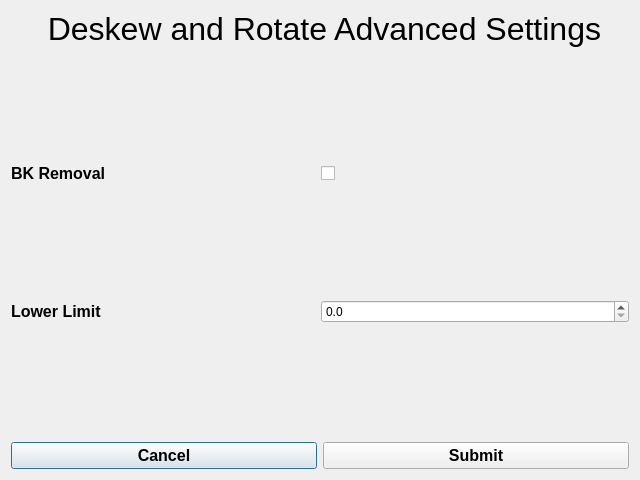
First picture: the form in src/dsradvanced.ui, repository abcucberkeley/PetaKit5D-GUI, before the edit.
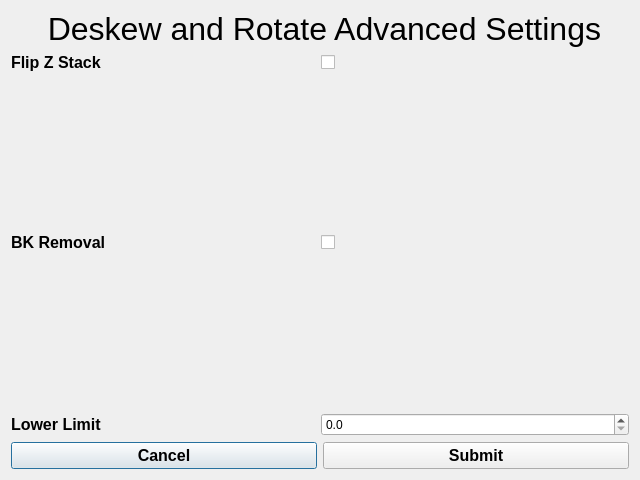
Second picture: the form after the edit.

Commit message: Moved parseSettingFile to main advanced and flipZstack to dsr advanced

The edit to the form file:
```diff
--- a/src/dsradvanced.ui
+++ b/src/dsradvanced.ui
@@ -34,10 +34,47 @@
     </layout>
    </item>
    <item row="1" column="0">
-    <layout class="QVBoxLayout" name="verticalLayout_2">
+    <layout class="QVBoxLayout" name="verticalLayout_2" stretch="1,1,1,1,1">
      <property name="spacing">
       <number>1</number>
      </property>
+     <item>
+      <layout class="QHBoxLayout" name="horizontalLayout_4">
+       <item>
+        <widget class="QLabel" name="flipZStackLabel">
+         <property name="font">
+          <font>
+           <pointsize>12</pointsize>
+           <bold>true</bold>
+          </font>
+         </property>
+         <property name="text">
+          <string>Flip Z Stack</string>
+         </property>
+        </widget>
+       </item>
+       <item>
+        <widget class="QCheckBox" name="flipZStackCheckBox">
+         <property name="text">
+          <string/>
+         </property>
+        </widget>
+       </item>
+      </layout>
+     </item>
+     <item>
+      <spacer name="verticalSpacer_2">
+       <property name="orientation">
+        <enum>Qt::Vertical</enum>
+       </property>
+       <property name="sizeHint" stdset="0">
+        <size>
+         <width>20</width>
+         <height>40</height>
+        </size>
+       </property>
+      </spacer>
+     </item>
      <item>
       <layout class="QHBoxLayout" name="horizontalLayout">
        <item>
@@ -45,7 +82,6 @@
          <property name="font">
           <font>
            <pointsize>12</pointsize>
-           <weight>75</weight>
            <bold>true</bold>
           </font>
          </property>
@@ -95,7 +131,6 @@
          <property name="font">
           <font>
            <pointsize>12</pointsize>
-           <weight>75</weight>
            <bold>true</bold>
           </font>
          </property>
```
Left out of the diff: 2 changed lines with no effect on the pictures. The commit also changes 8 other files.
